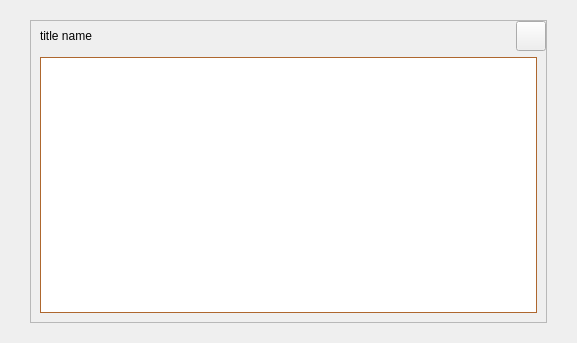
Old version of the form src/qt/forms/transactiondescdialog.ui in the repository MassGrid/MassGrid.
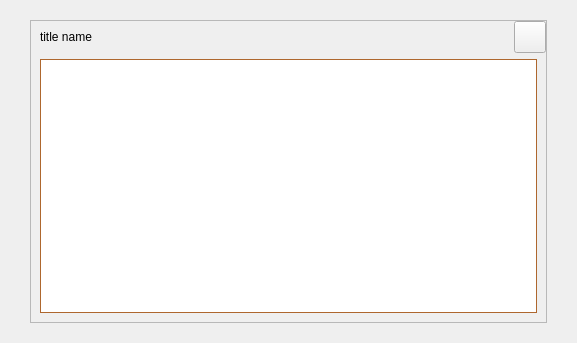
New version of the form.

```diff
--- a/src/qt/forms/transactiondescdialog.ui
+++ b/src/qt/forms/transactiondescdialog.ui
@@ -100,14 +100,14 @@
             <widget class="QToolButton" name="cancelButton">
              <property name="minimumSize">
               <size>
-               <width>30</width>
-               <height>30</height>
+               <width>32</width>
+               <height>32</height>
               </size>
              </property>
              <property name="maximumSize">
               <size>
-               <width>30</width>
-               <height>30</height>
+               <width>32</width>
+               <height>32</height>
               </size>
              </property>
              <property name="styleSheet">
```
